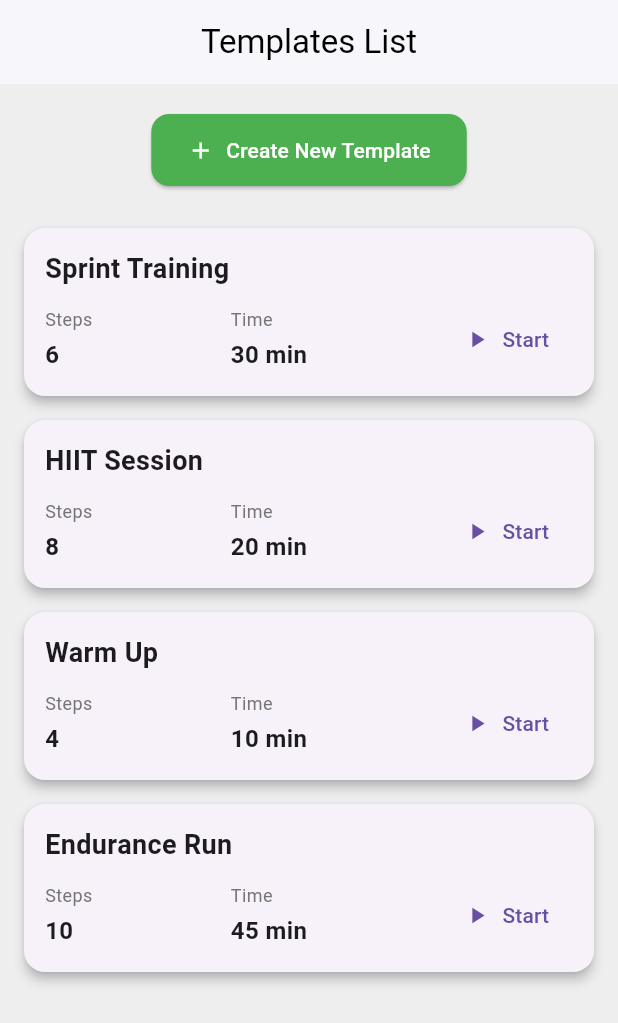
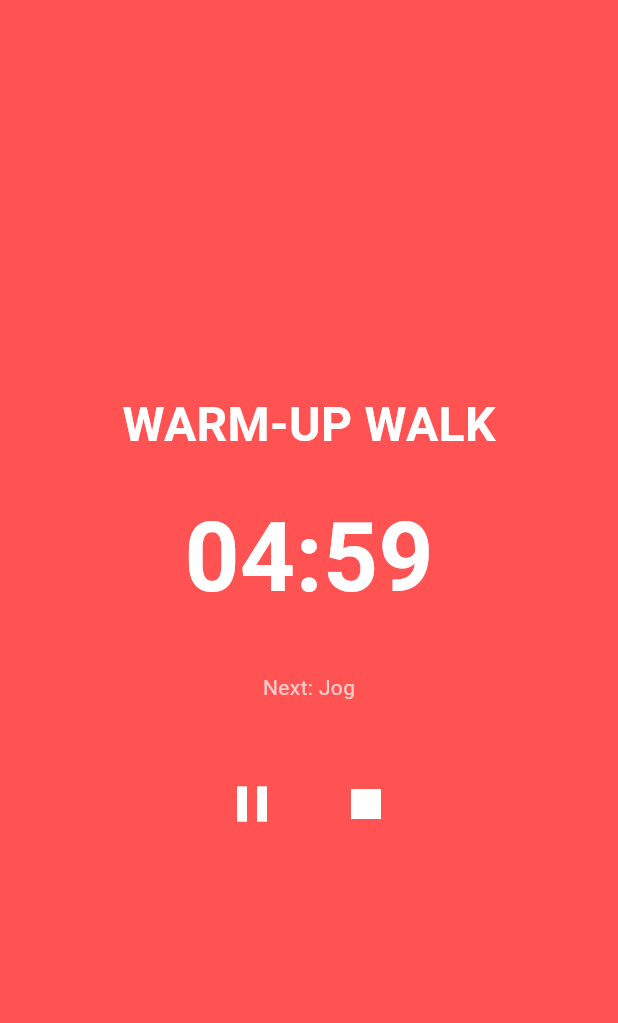
Before and after one commit to MuhammadAbbasR/ChronoMaster, a Flutter app: the screen it shows after launch, after a tap on "Start", on a phone screen of 412 x 824 dp. Shown: the top 1023 px of the screen. Run offline on Flutter 3.47's test engine with Material 3 defaults, Android fonts, the phone set to English and light mode, and no system bars; our stand-ins replace fl_chart, hive, hive_flutter; missing offline and left inert: dart:js_interop; accounts and stored records are empty.

Commit message:
Commit 23/12/2025

```diff
--- a/lib/main.dart
+++ b/lib/main.dart
@@ -1,7 +1,7 @@
 import 'package:chronomaster_pro/services/hive_services.dart';
 import 'package:chronomaster_pro/view_model/lap_provider.dart';
+import 'package:chronomaster_pro/view_model/time_interval_provider.dart';
 import 'package:chronomaster_pro/views/interval_main_screen.dart';
-import 'package:chronomaster_pro/views/lap_timer_screen.dart';
 import 'package:flutter/material.dart';
 import 'package:provider/provider.dart';
 
@@ -14,6 +14,7 @@ void main()async{
     MultiProvider(
       providers: [
         ChangeNotifierProvider(create: (_) => LapProvider()),
+        ChangeNotifierProvider(create: (_) =>  TimeIntervalProvider()),
       ],
       child: const MyApp(),
     ),
@@ -31,7 +32,7 @@ class MyApp extends StatelessWidget {
       debugShowCheckedModeBanner: false,
       title: 'Flutter Demo',
 
-      home: IntervalScreen(),
+      home: IntervalMainScreen(),
     );
   }
 }
--- a/lib/services/hive_services.dart
+++ b/lib/services/hive_services.dart
@@ -1,40 +1,58 @@
+import 'package:chronomaster_pro/config/dummy_data/beginner_run.dart';
+import 'package:chronomaster_pro/config/dummy_data/sprint_run.dart';
+import 'package:chronomaster_pro/config/dummy_data/stretch_run.dart';
 import 'package:chronomaster_pro/model/session_model.dart';
+import 'package:chronomaster_pro/model/workout_step_model.dart';
+import 'package:chronomaster_pro/model/workout_template_model.dart';
 import 'package:hive_flutter/hive_flutter.dart';
 
 class HiveService {
+  // Box names
   static const String sessionBoxName = 'sessions';
-  static Box<SessionModel>? _box;
+  static const String templateBoxName = 'workout_templates';
 
-  /// Call this ONCE at app startup
+
+  static Box<SessionModel>? _sessionBox;
+  static Box<WorkoutTemplate>? _templateBox;
+
   static Future<void> init() async {
     await Hive.initFlutter();
 
-    // Register adapters if not registered
+
     if (!Hive.isAdapterRegistered(SessionModelAdapter().typeId)) {
       Hive.registerAdapter(SessionModelAdapter());
     }
 
+    if (!Hive.isAdapterRegistered(WorkoutStepAdapter().typeId)) {
+      Hive.registerAdapter(WorkoutStepAdapter());
+    }
 
+    if (!Hive.isAdapterRegistered(WorkoutTemplateAdapter().typeId)) {
+      Hive.registerAdapter(WorkoutTemplateAdapter());
+    }
 
-    // Open box if not already open
-    if (!Hive.isBoxOpen(sessionBoxName)) {
-      _box = await Hive.openBox<SessionModel>(sessionBoxName);
-    } else {
-      _box = Hive.box<SessionModel>(sessionBoxName);
-    }
+    _sessionBox = await Hive.openBox<SessionModel>(sessionBoxName);
+    _templateBox = await Hive.openBox<WorkoutTemplate>(templateBoxName);
   }
 
-  /// Get session box anywhere in app
   static Box<SessionModel> get sessionBox {
-    if (_box == null || !_box!.isOpen) {
+    if (_sessionBox == null || !_sessionBox!.isOpen) {
       throw Exception(
-          "HiveService not initialized. Call HiveService.init() first.");
+        "Session box not initialized. Call HiveService.init() first.",
+      );
     }
-    return _box!;
+    return _sessionBox!;
   }
 
-  /// Add a session
-  /// If session.id is empty, auto-generate using timestamp
+  static Box<WorkoutTemplate> get templateBox {
+    if (_templateBox == null || !_templateBox!.isOpen) {
+      throw Exception(
+        "Template box not initialized. Call HiveService.init() first.",
+      );
+    }
+    return _templateBox!;
+  }
+
   static Future<void> addSession(SessionModel session) async {
     final id = session.id.isNotEmpty
         ? session.id
@@ -42,18 +60,18 @@ class HiveService {
     await sessionBox.put(id, session);
   }
 
-  /// Get all sessions sorted by date descending
+
   static List<SessionModel> getAllSessions() {
     return sessionBox.values.toList()
       ..sort((a, b) => b.date.compareTo(a.date));
   }
 
-  /// Get single session by id
+
   static SessionModel? getSession(String id) {
     return sessionBox.get(id);
   }
 
-  /// Update session
+
   static Future<void> updateSession(SessionModel session) async {
     if (session.id.isEmpty) {
       throw Exception("Session id cannot be empty for update");
@@ -61,13 +79,43 @@ class HiveService {
     await sessionBox.put(session.id, session);
   }
 
-  /// Delete session
+
   static Future<void> deleteSession(String id) async {
     await sessionBox.delete(id);
   }
 
-  /// Clear all sessions
+
   static Future<void> clearAllSessions() async {
     await sessionBox.clear();
   }
+
+  static List<WorkoutTemplate> getAllTemplates(){
+    final box = HiveService.templateBox;
+
+    if (box.isEmpty) {
+      box.addAll([
+        beginnerRunTemplate,
+        hiitSprintTemplate,
+        recoveryTemplate,
+      ]);
+    }
+    return  _templateBox!.values.toList();
+  }
+
+  static Future<void> addTemplates(WorkoutTemplate workoutTemplate)async{
+
+    if(workoutTemplate!=null){
+     await _templateBox!.add(workoutTemplate);
+    }
+  }
+
+  static Future<void> deleteTemplate(WorkoutTemplate workoutTemplate)async{
+    await _templateBox!.delete(workoutTemplate.id);
+  }
+
+  static Future<void> updateTemplate(int id, WorkoutTemplate workoutTemplate)async{
+    await _templateBox!.putAt(id, workoutTemplate);
+  }
+
+
 }
--- /dev/null
+++ b/lib/view_model/time_interval_provider.dart
@@ -0,0 +1,19 @@
+
+
+import 'package:chronomaster_pro/model/workout_template_model.dart';
+import 'package:chronomaster_pro/services/hive_services.dart';
+import 'package:flutter/material.dart';
+
+class TimeIntervalProvider  extends ChangeNotifier{
+
+  List<WorkoutTemplate> templateList=[];
+
+  void fetchTemplate()async{
+
+    templateList= HiveService.getAllTemplates();
+    notifyListeners();
+
+  }
+
+
+}
--- a/lib/views/create_interval_template.dart
+++ b/lib/views/create_interval_template.dart
@@ -27,7 +27,7 @@ class _CreateIntervalTemplateState extends State<CreateIntervalTemplate> {
   final List<String> warmUp = ["60", "300", "600", "900", "1200"];
   final List<String> sprintOption = ["15", "30", "60", "90", "120"];
   final List<String> jogOptions = ["120", "300", "420", "600", "900"];
-  final List<String> restOptions = ["5", "10", "15", "20"];
+  final List<String> restOptions = ["30","60","120", "300", "600"];
   final List<String> stretch = ["15", "30", "60", "120", "300"];
 
   List<String> getDurationOptions() {
--- a/lib/views/interval_main_screen.dart
+++ b/lib/views/interval_main_screen.dart
@@ -1,41 +1,27 @@
+import 'package:chronomaster_pro/model/workout_template_model.dart';
+import 'package:chronomaster_pro/view_model/time_interval_provider.dart';
 import 'package:chronomaster_pro/views/create_interval_template.dart';
+import 'package:chronomaster_pro/views/template_interval_screen.dart';
 import 'package:flutter/material.dart';
+import 'package:provider/provider.dart';
 
-class IntervalScreen extends StatefulWidget {
-  const IntervalScreen({super.key});
+class IntervalMainScreen extends StatefulWidget {
+  const IntervalMainScreen({super.key});
 
   @override
-  State<IntervalScreen> createState() => _IntervalScreenState();
+  State<IntervalMainScreen> createState() => _IntervalMainScreenState();
 }
 
-class _IntervalScreenState extends State<IntervalScreen> {
+class _IntervalMainScreenState extends State<IntervalMainScreen> {
 
-  // 🔹 Dummy interval templates
-  final List<Map<String, dynamic>> templates = [
-    {
-      "name": "Sprint Training",
-      "steps": 6,
-      "time": "30 min",
-    },
-    {
-      "name": "HIIT Session",
-      "steps": 8,
-      "time": "20 min",
-    },
-    {
-      "name": "Warm Up",
-      "steps": 4,
-      "time": "10 min",
-    },
-    {
-      "name": "Endurance Run",
-      "steps": 10,
-      "time": "45 min",
-    },
-  ];
+
+
+
 
   @override
   Widget build(BuildContext context) {
+    final providerList=Provider.of<TimeIntervalProvider>(context);
+    providerList.fetchTemplate();
     return Scaffold(
       appBar: AppBar(
         title: const Text(
@@ -81,13 +67,13 @@ class _IntervalScreenState extends State<IntervalScreen> {
 
             Expanded(
               child: ListView.builder(
-                itemCount: templates.length,
+                itemCount: providerList.templateList.length,
                 itemBuilder: (context, index) {
-                  final template = templates[index];
+                  final template = providerList.templateList[index];
                   return Dismissible(
                     direction: DismissDirection.startToEnd,
                     onDismissed:(_){
-                      templates.removeAt(index);
+                     // templates.removeAt(index);
                       setState(() {
 
                       });
@@ -99,13 +85,13 @@ class _IntervalScreenState extends State<IntervalScreen> {
                         child: const Icon(Icons.delete, color: Colors.white),
                       ),
                       //key: ValueKey<int>(templates[index]),
-                    key: Key(template["name"]),
+                    key: Key(template.id),
                       child: _intervalTemplateCard(
-                        name: template["name"],
-                        steps: template["steps"],
-                        time: template["time"],
+                        template: template,
+                        name: template.name,
+                        steps: template.steps.length,
+                        time: template.createdAt.toString(),
                       )
-
                   );
                  // return
                 },
@@ -119,6 +105,7 @@ class _IntervalScreenState extends State<IntervalScreen> {
 
 
   Widget _intervalTemplateCard({
+    required WorkoutTemplate template,
     required String name,
     required int steps,
     required String time,
@@ -153,7 +140,10 @@ class _IntervalScreenState extends State<IntervalScreen> {
                 _StatItem(label: "Time", value: time),
                 TextButton.icon(
                   onPressed: () {
-                    // TODO: Start interval timer with this template
+
+                    Navigator.push(context, MaterialPageRoute(builder: (context)=>
+                         IntervalScreen(template:template)));
+
                   },
                   icon: const Icon(Icons.play_arrow),
                   label: const Text("Start"),
--- a/lib/views/template_interval_screen.dart
+++ b/lib/views/template_interval_screen.dart
@@ -0,0 +1,140 @@
+import 'dart:async';
+import 'package:chronomaster_pro/model/workout_step_model.dart';
+import 'package:chronomaster_pro/model/workout_template_model.dart';
+import 'package:flutter/material.dart';
+
+class IntervalScreen extends StatefulWidget {
+  final WorkoutTemplate template;
+  const IntervalScreen({super.key, required this.template});
+
+  @override
+  State<IntervalScreen> createState() => _IntervalScreenState();
+}
+
+class _IntervalScreenState extends State<IntervalScreen> {
+  int currentStepIndex = 0;
+  late int remainingSeconds;
+  Timer? _timer;
+  bool isRunning = true;
+
+  WorkoutStep get currentStep =>
+      widget.template.steps[currentStepIndex];
+
+  @override
+  void initState() {
+    super.initState();
+    remainingSeconds = currentStep.duration;
+    startTimer();
+  }
+
+  void startTimer() {
+    _timer = Timer.periodic(const Duration(seconds: 1), (timer) {
+      if (!isRunning) return;
+
+      if (remainingSeconds > 0) {
+        setState(() {
+          remainingSeconds--;
+        });
+      } else {
+        moveToNextStep();
+      }
+    });
+  }
+
+  void moveToNextStep() {
+    if (currentStepIndex < widget.template.steps.length - 1) {
+      setState(() {
+        currentStepIndex++;
+        remainingSeconds = currentStep.duration;
+      });
+    } else {
+      _timer?.cancel();
+      Navigator.pop(context);
+    }
+  }
+
+  @override
+  void dispose() {
+    _timer?.cancel();
+    super.dispose();
+  }
+
+  @override
+  Widget build(BuildContext context) {
+    final isRest = currentStep.name == "Rest";
+
+    return Scaffold(
+      backgroundColor: isRest ? Colors.blueGrey : Colors.redAccent,
+      body: SafeArea(
+        child: Column(
+          mainAxisAlignment: MainAxisAlignment.center,
+          children: [
+
+            Text(
+              currentStep.name.toUpperCase(),
+              style: const TextStyle(
+                fontSize: 32,
+                fontWeight: FontWeight.bold,
+                color: Colors.white,
+              ),
+            ),
+
+            const SizedBox(height: 20),
+
+            Text(
+              formatTime(remainingSeconds),
+              style: const TextStyle(
+                fontSize: 64,
+                fontWeight: FontWeight.bold,
+                color: Colors.white,
+              ),
+            ),
+
+            const SizedBox(height: 30),
+
+            if (currentStepIndex + 1 < widget.template.steps.length)
+              Text(
+                'Next: ${widget.template.steps[currentStepIndex + 1].name}',
+                style: const TextStyle(color: Colors.white70),
+              ),
+
+            const SizedBox(height: 40),
+
+            Row(
+              mainAxisAlignment: MainAxisAlignment.center,
+              children: [
+                IconButton(
+                  iconSize: 40,
+                  color: Colors.white,
+                  icon: Icon(isRunning ? Icons.pause : Icons.play_arrow),
+                  onPressed: () {
+                    setState(() {
+                      isRunning = !isRunning;
+                    });
+                  },
+                ),
+                const SizedBox(width: 20),
+                IconButton(
+                  iconSize: 40,
+                  color: Colors.white,
+                  icon: const Icon(Icons.stop),
+                  onPressed: () {
+                    _timer?.cancel();
+                    Navigator.pop(context);
+                  },
+                ),
+              ],
+            ),
+          ],
+        ),
+      ),
+    );
+  }
+
+  String formatTime(int seconds) {
+    final min = seconds ~/ 60;
+    final sec = seconds % 60;
+    return '${min.toString().padLeft(2, '0')}:${sec.toString().padLeft(2, '0')}';
+  }
+
+}
```
Also changed, not shown: lib/config/dummy_data/beginner_run.dart (added, +41 -0 lines), lib/config/dummy_data/sprint_run.dart (added, +41 -0 lines), lib/config/dummy_data/stretch_run.dart (added, +33 -0 lines), pubspec.lock.
